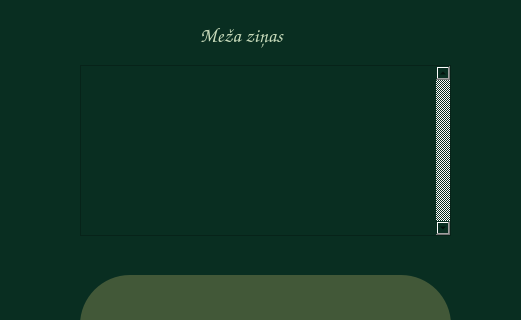
Qt form ui/home.ui (tebuu24/Senu-kolekcionars-2025) before a commit; both pictures show x 0 to 521 and y 265 to 585 of the 521 by 850 pixel window.
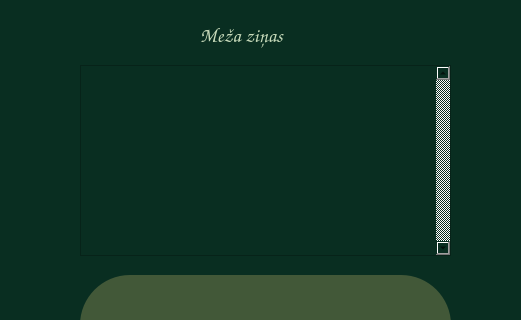
The same form after that commit.

What changed in the file:
```diff
--- a/ui/home.ui
+++ b/ui/home.ui
@@ -242,25 +242,6 @@
      <string>Mana kolekcija</string>
     </property>
    </widget>
-   <widget class="QListView" name="news">
-    <property name="geometry">
-     <rect>
-      <x>80</x>
-      <y>330</y>
-      <width>371</width>
-      <height>171</height>
-     </rect>
-    </property>
-    <property name="maximumSize">
-     <size>
-      <width>371</width>
-      <height>171</height>
-     </size>
-    </property>
-    <property name="verticalScrollBarPolicy">
-     <enum>Qt::ScrollBarAlwaysOn</enum>
-    </property>
-   </widget>
    <widget class="QPushButton" name="accountbutton">
     <property name="geometry">
      <rect>
@@ -1487,6 +1468,223 @@
      <number>0</number>
     </property>
    </widget>
+   <widget class="QListView" name="news">
+    <property name="geometry">
+     <rect>
+      <x>80</x>
+      <y>330</y>
+      <width>371</width>
+      <height>191</height>
+     </rect>
+    </property>
+    <property name="palette">
+     <palette>
+      <active>
+       <colorrole role="WindowText">
+        <brush brushstyle="SolidPattern">
+         <color alpha="255">
+          <red>199</red>
+          <green>218</green>
+          <blue>186</blue>
+         </color>
+        </brush>
+       </colorrole>
+       <colorrole role="Button">
+        <brush brushstyle="SolidPattern">
+         <color alpha="255">
+          <red>9</red>
+          <green>46</green>
+          <blue>33</blue>
+         </color>
+        </brush>
+       </colorrole>
+       <colorrole role="Text">
+        <brush brushstyle="SolidPattern">
+         <color alpha="255">
+          <red>199</red>
+          <green>218</green>
+          <blue>186</blue>
+         </color>
+        </brush>
+       </colorrole>
+       <colorrole role="BrightText">
+        <brush brushstyle="SolidPattern">
+         <color alpha="255">
+          <red>199</red>
+          <green>218</green>
+          <blue>186</blue>
+         </color>
+        </brush>
+       </colorrole>
+       <colorrole role="ButtonText">
+        <brush brushstyle="SolidPattern">
+         <color alpha="255">
+          <red>199</red>
+          <green>218</green>
+          <blue>186</blue>
+         </color>
+        </brush>
+       </colorrole>
+       <colorrole role="Base">
+        <brush brushstyle="SolidPattern">
+         <color alpha="255">
+          <red>9</red>
+          <green>46</green>
+          <blue>33</blue>
+         </color>
+        </brush>
+       </colorrole>
+       <colorrole role="Window">
+        <brush brushstyle="SolidPattern">
+         <color alpha="255">
+          <red>9</red>
+          <green>46</green>
+          <blue>33</blue>
+         </color>
+        </brush>
+       </colorrole>
+      </active>
+      <inactive>
+       <colorrole role="WindowText">
+        <brush brushstyle="SolidPattern">
+         <color alpha="255">
+          <red>199</red>
+          <green>218</green>
+          <blue>186</blue>
+         </color>
+        </brush>
+       </colorrole>
+       <colorrole role="Button">
+        <brush brushstyle="SolidPattern">
+         <color alpha="255">
+          <red>9</red>
+          <green>46</green>
+          <blue>33</blue>
+         </color>
+        </brush>
+       </colorrole>
+       <colorrole role="Text">
+        <brush brushstyle="SolidPattern">
+         <color alpha="255">
+          <red>199</red>
+          <green>218</green>
+          <blue>186</blue>
+         </color>
+        </brush>
+       </colorrole>
+       <colorrole role="BrightText">
+        <brush brushstyle="SolidPattern">
+         <color alpha="255">
+          <red>199</red>
+          <green>218</green>
+          <blue>186</blue>
+         </color>
+        </brush>
+       </colorrole>
+       <colorrole role="ButtonText">
+        <brush brushstyle="SolidPattern">
+         <color alpha="255">
+          <red>199</red>
+          <green>218</green>
+          <blue>186</blue>
+         </color>
+        </brush>
+       </colorrole>
+       <colorrole role="Base">
+        <brush brushstyle="SolidPattern">
+         <color alpha="255">
+          <red>9</red>
+          <green>46</green>
+          <blue>33</blue>
+         </color>
+        </brush>
+       </colorrole>
+       <colorrole role="Window">
+        <brush brushstyle="SolidPattern">
+         <color alpha="255">
+          <red>9</red>
+          <green>46</green>
+          <blue>33</blue>
+         </color>
+        </brush>
+       </colorrole>
+      </inactive>
+      <disabled>
+       <colorrole role="WindowText">
+        <brush brushstyle="SolidPattern">
+         <color alpha="255">
+          <red>120</red>
+          <green>120</green>
+          <blue>120</blue>
+         </color>
+        </brush>
+       </colorrole>
+       <colorrole role="Button">
+        <brush brushstyle="SolidPattern">
+         <color alpha="255">
+          <red>9</red>
+          <green>46</green>
+          <blue>33</blue>
+         </color>
+        </brush>
+       </colorrole>
+       <colorrole role="Text">
+        <brush brushstyle="SolidPattern">
+         <color alpha="255">
+          <red>120</red>
+          <green>120</green>
+          <blue>120</blue>
+         </color>
+        </brush>
+       </colorrole>
+       <colorrole role="BrightText">
+        <brush brushstyle="SolidPattern">
+         <color alpha="255">
+          <red>199</red>
+          <green>218</green>
+          <blue>186</blue>
+         </color>
+        </brush>
+       </colorrole>
+       <colorrole role="ButtonText">
+        <brush brushstyle="SolidPattern">
+         <color alpha="255">
+          <red>120</red>
+          <green>120</green>
+          <blue>120</blue>
+         </color>
+        </brush>
+       </colorrole>
+       <colorrole role="Base">
+        <brush brushstyle="SolidPattern">
+         <color alpha="255">
+          <red>9</red>
+          <green>46</green>
+          <blue>33</blue>
+         </color>
+        </brush>
+       </colorrole>
+       <colorrole role="Window">
+        <brush brushstyle="SolidPattern">
+         <color alpha="255">
+          <red>9</red>
+          <green>46</green>
+          <blue>33</blue>
+         </color>
+        </brush>
+       </colorrole>
+      </disabled>
+     </palette>
+    </property>
+    <property name="font">
+     <font>
+      <family>Comic Sans MS</family>
+     </font>
+    </property>
+    <property name="verticalScrollBarPolicy">
+     <enum>Qt::ScrollBarAlwaysOn</enum>
+    </property>
+   </widget>
    <zorder>usernamelabel</zorder>
    <zorder>collectionbutton</zorder>
    <zorder>news</zorder>
```
Left out of the diff: 2 changed lines with no effect on the pictures.
